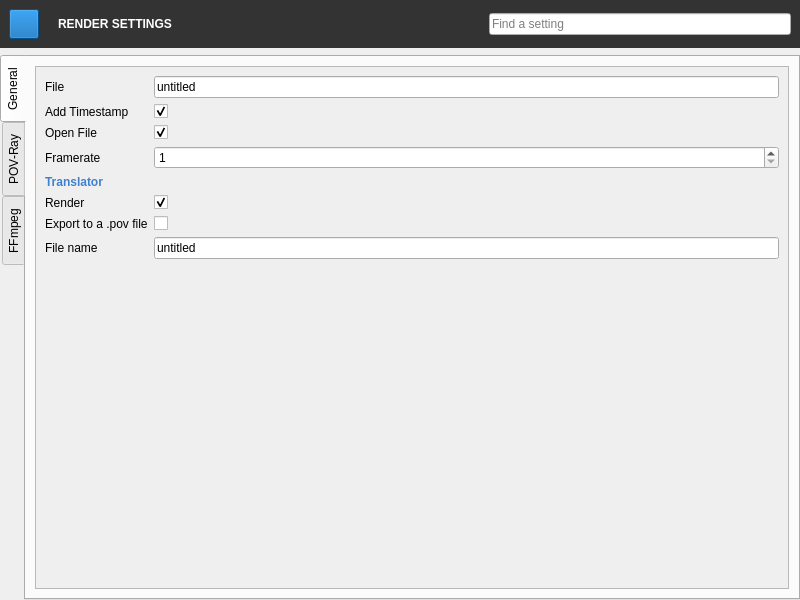
First picture: the form in QChromosome/rendersettings.ui, repository Michalaq/ChromosomeVisualizer, before the edit.
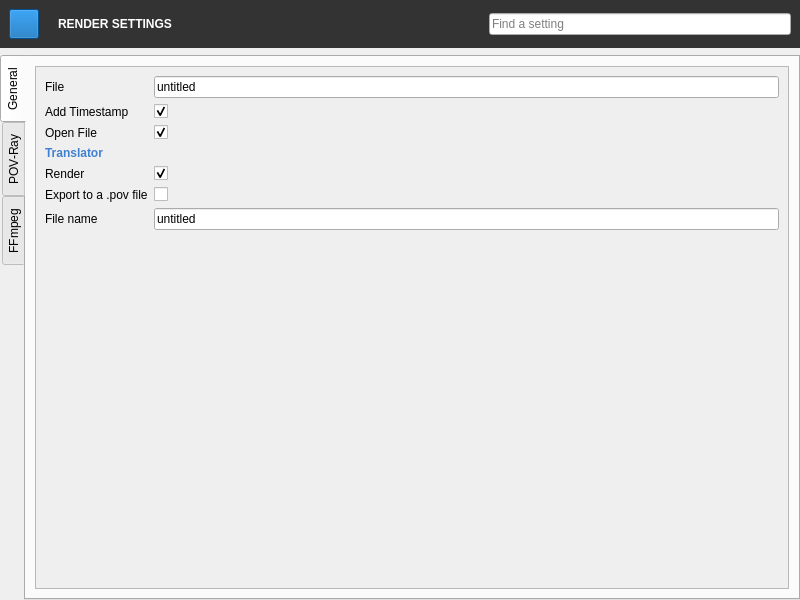
Second picture: the form after the edit. Icons and pictures are not drawn. Custom widgets are drawn as their Qt base class.

The edit to the form file:
```diff
--- a/QChromosome/rendersettings.ui
+++ b/QChromosome/rendersettings.ui
@@ -426,38 +426,38 @@
             </rect>
            </property>
            <layout class="QGridLayout" name="gridLayout_4">
-            <item row="6" column="0">
+            <item row="5" column="0">
              <widget class="QLabel" name="label_33">
               <property name="text">
                <string>Export to a .pov file</string>
               </property>
              </widget>
             </item>
-            <item row="7" column="0">
+            <item row="6" column="0">
              <widget class="QLabel" name="label_31">
               <property name="text">
                <string>File name</string>
               </property>
              </widget>
             </item>
-            <item row="6" column="1">
-             <widget class="QCheckBox" name="checkBox_3"/>
-            </item>
             <item row="5" column="1">
+             <widget class="QCheckBox" name="checkBox_3"/>
+            </item>
+            <item row="4" column="1">
              <widget class="QCheckBox" name="checkBox_2">
               <property name="checked">
                <bool>true</bool>
               </property>
              </widget>
             </item>
-            <item row="7" column="1">
+            <item row="6" column="1">
              <widget class="FileEdit" name="lineEdit_3">
               <property name="text">
                <string>untitled</string>
               </property>
              </widget>
             </item>
-            <item row="8" column="0">
+            <item row="7" column="0">
              <spacer name="verticalSpacer_2">
               <property name="orientation">
                <enum>Qt::Vertical</enum>
@@ -518,24 +518,7 @@
               </property>
              </widget>
             </item>
-            <item row="3" column="0">
-             <widget class="QLabel" name="label_26">
-              <property name="text">
-               <string>Framerate</string>
-              </property>
-             </widget>
-            </item>
-            <item row="3" column="1">
-             <widget class="QSpinBox" name="spinBox">
-              <property name="minimum">
-               <number>1</number>
-              </property>
-              <property name="maximum">
-               <number>50</number>
-              </property>
-             </widget>
-            </item>
-            <item row="4" column="0" colspan="2">
+            <item row="3" column="0" colspan="2">
              <widget class="QLabel" name="label_30">
               <property name="styleSheet">
                <string notr="true">	font: bold;
@@ -550,7 +533,7 @@
               </property>
              </widget>
             </item>
-            <item row="5" column="0">
+            <item row="4" column="0">
              <widget class="QLabel" name="label_32">
               <property name="text">
                <string>Render</string>
```
